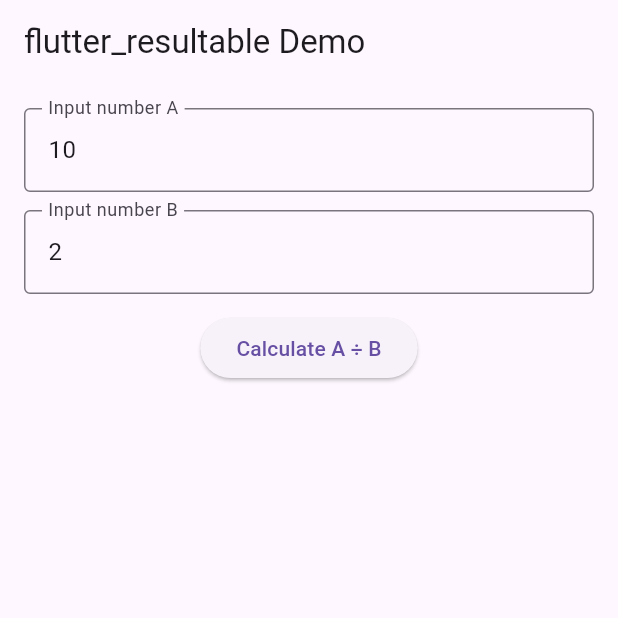
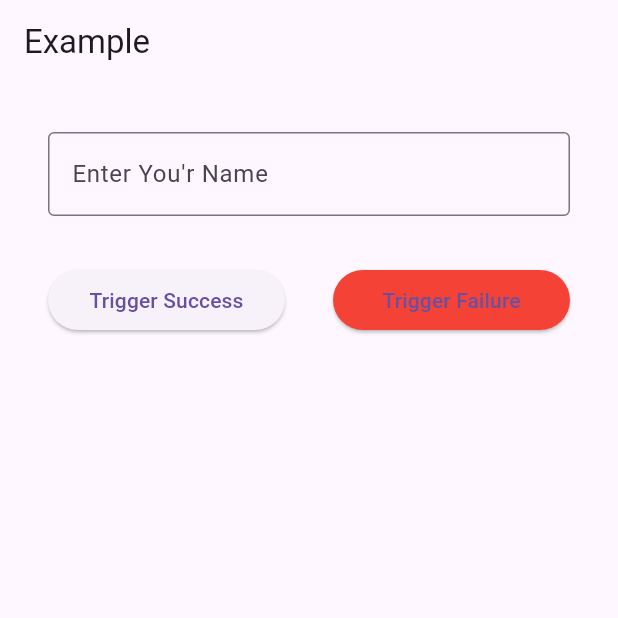
Before and after one commit to ihdatech/flutter_resultable, a Flutter app: the screen it shows after launch, on a phone screen of 412 x 824 dp, the top half of it. Run offline on Flutter 3.47's test engine with Material 3 defaults, Android fonts, the phone set to English and light mode, and no system bars; our stand-ins replace freezed_annotation.

Commit message:
feat(result): add fold extension method for functional-style handling

````diff
--- /dev/null
+++ b/example/bin/example_getters.dart
@@ -0,0 +1,34 @@
+import 'dart:developer';
+
+import 'package:flutter_resultable/flutter_resultable.dart';
+
+Future<Result<String, int>> divideAsync(int a, int b) async {
+  try {
+    await Future.delayed(Duration(seconds: 1)); // simulate async
+
+    if (b == 0) {
+      // Manual check for division by zero
+      return Result.failure("Cannot divide by zero");
+    }
+
+    final result = a ~/ b; // integer division
+    return Result.success(result);
+  } catch (e) {
+    // Catch unexpected errors and wrap as failure
+    return Result.failure("Unexpected error: $e");
+  }
+}
+
+Future<void> main() async {
+  final result = await divideAsync(10, 0);
+
+  if (result.isSuccess) {
+    log("Success! Result is ${result.successOrNull}");
+  } else if (result.isFailure) {
+    log("Failed with error: ${result.failureOrNull}");
+  }
+
+  // Or with fallback default value
+  final value = result.getOrElse((failure) => -1);
+  log("Result or fallback value: $value");
+}
--- a/example/lib/main.dart
+++ b/example/lib/main.dart
@@ -1,116 +1,162 @@
 import 'package:flutter/material.dart';
 import 'package:flutter_resultable/flutter_resultable.dart';
 
-void main() {
-  runApp(const ResultExampleApp());
+/// A simple user entity.
+class User {
+  final String name;
+  User(this.name);
 }
 
-/// A simple Flutter app demonstrating usage of `Result`
-/// from the `flutter_resultable` package.
-class ResultExampleApp extends StatelessWidget {
-  const ResultExampleApp({super.key});
+/// Simulates a repository that fetches a [User] from a remote or local source.
+///
+/// This method returns a [Result] that contains:
+/// - [Result.success] if the operation is successful.
+/// - [Result.failure] if the operation fails (simulated with a flag or empty input).
+class UserRepository {
+  Future<Result<String, User>> fetchUser({
+    required String name,
+    required bool fail,
+  }) async {
+    await Future.delayed(const Duration(milliseconds: 500));
+
+    if (fail) return const Result.failure("This is a triggered failure");
+
+    if (name.isNotEmpty) {
+      return Result.success(User(name));
+    } else {
+      return Result.failure("Input cannot be empty");
+    }
+  }
+}
+
+class MyApp extends StatelessWidget {
+  const MyApp({super.key});
 
   @override
   Widget build(BuildContext context) {
-    return MaterialApp(
-      title: 'flutter_resultable Example',
-      theme: ThemeData(primarySwatch: Colors.blue),
-      home: const ResultDemoScreen(),
+    return const MaterialApp(
+      home: HomePage(),
     );
   }
 }
 
-class ResultDemoScreen extends StatefulWidget {
-  const ResultDemoScreen({super.key});
+/// A UI page that demonstrates how to use [Result] to handle asynchronous
+/// operations that may fail or succeed.
+class HomePage extends StatefulWidget {
+  const HomePage({super.key});
 
   @override
-  State<ResultDemoScreen> createState() => _ResultDemoScreenState();
+  State<HomePage> createState() => _HomePageState();
 }
 
-class _ResultDemoScreenState extends State<ResultDemoScreen> {
-  // Controllers to input two numbers
-  final TextEditingController _controllerA = TextEditingController(text: '10');
-  final TextEditingController _controllerB = TextEditingController(text: '2');
+class _HomePageState extends State<HomePage> {
+  final TextEditingController _nameController = TextEditingController();
+  final UserRepository _repository = UserRepository();
 
-  // Holds the result of the division operation
-  Result<String, int>? _result;
+  /// Holds the current [Result] of the latest user-fetch operation.
+  Result<String, User> _isResult = Failure('Failure: is Empty');
 
-  /// Example function that divides `a` by `b`.
-  /// Returns a `Failure` if `b` is zero,
-  /// otherwise returns a `Success` with the quotient.
-  Result<String, int> divide(int a, int b) {
-    if (b == 0) return Result.failure("Cannot divide by zero");
-    return Result.success(a ~/ b);
-  }
+  /// Displays a message based on the result.
+  String _message = '';
 
-  /// Reads input, performs division, and updates the UI with the result.
-  void _calculate() {
-    final a = int.tryParse(_controllerA.text);
-    final b = int.tryParse(_controllerB.text);
+  /// Shows a loading indicator during fetch.
+  bool _loading = false;
 
-    if (a == null || b == null) {
+  /// Handles the fetch operation using [Result.fold] to determine
+  /// success or failure outcome.
+  ///
+  /// 💡 This is where [flutter_resultable] shines — you avoid nested
+  /// `try-catch` or null checks by using [fold] and [Result] variants.
+  Future<void> _fetchUser({
+    required String name,
+    required bool fail,
+  }) async {
     setState(() {
-        _result = Result.failure("Please enter valid integers");
+      _loading = true;
+      _message = '';
     });
-      return;
-    }
 
-    final result = divide(a, b);
+    final result = await _repository.fetchUser(name: name, fail: fail);
+
+    // Use `fold` to elegantly handle both success and failure branches.
+    result.fold(
+      (failure) => _message = '❌ Failure: $failure',
+      (success) => _message = '✅ Success: Hello, ${success.name}',
+    );
 
     setState(() {
-      _result = result;
+      _isResult = result;
+      _loading = false;
     });
   }
 
   @override
   Widget build(BuildContext context) {
     return Scaffold(
-      appBar: AppBar(title: const Text("flutter_resultable Demo")),
-      body: Padding(
-        padding: const EdgeInsets.all(16),
+      appBar: AppBar(title: const Text('Example')),
+      body: SingleChildScrollView(
+        padding: const EdgeInsets.all(32),
+        child: Stack(
+          children: [
+            Visibility(
+              visible: !_loading,
               child: Column(
                 children: [
-            // Input for number A
+                  // 👤 Input field for the user name
                   TextField(
-              controller: _controllerA,
-              keyboardType: TextInputType.number,
+                    controller: _nameController,
                     decoration: const InputDecoration(
-                labelText: "Input number A",
+                      labelText: "Enter You'r Name",
                       border: OutlineInputBorder(),
                     ),
                   ),
-            const SizedBox(height: 12),
+                  const SizedBox(height: 32),
 
-            // Input for number B
-            TextField(
-              controller: _controllerB,
-              keyboardType: TextInputType.number,
-              decoration: const InputDecoration(
-                labelText: "Input number B",
-                border: OutlineInputBorder(),
+                  // 🎯 Buttons to trigger success or failure
+                  Row(
+                    children: [
+                      Expanded(
+                        child: ElevatedButton(
+                          onPressed: () => _fetchUser(
+                            name: _nameController.text.trim(),
+                            fail: false,
+                          ),
+                          child: const Text('Trigger Success'),
                         ),
                       ),
-            const SizedBox(height: 12),
+                      const SizedBox(width: 32),
+                      Expanded(
+                        child: ElevatedButton(
+                          style: ElevatedButton.styleFrom(
+                            backgroundColor: Colors.red,
+                          ),
+                          onPressed: () => _fetchUser(
+                            name: _nameController.text.trim(),
+                            fail: true,
+                          ),
+                          child: const Text('Trigger Failure'),
+                        ),
+                      ),
+                    ],
+                  ),
+                  const SizedBox(height: 32),
 
-            // Button to perform the division
-            ElevatedButton(
-              onPressed: _calculate,
-              child: const Text("Calculate A ÷ B"),
+                  // 📝 Result message display
+                  Text(
+                    _message,
+                    style: TextStyle(
+                      fontSize: 18,
+                      color: _isResult.isSuccess ? Colors.green : Colors.red,
+                    ),
+                  ),
+                ],
+              ),
             ),
 
-            const SizedBox(height: 24),
-
-            // Display the result based on success or failure
-            if (_result != null)
-              _result!.when(
-                success: (value) => Text(
-                  "Success! Result is $value",
-                  style: const TextStyle(fontSize: 18, color: Colors.green),
-                ),
-                failure: (error) => Text(
-                  "Failure: $error",
-                  style: const TextStyle(fontSize: 18, color: Colors.red),
-                ),
+            // ⏳ Loading spinner when fetching
+            Visibility(
+              visible: _loading,
+              child: const Center(child: CircularProgressIndicator()),
             ),
           ],
         ),
@@ -118,3 +164,7 @@ class _ResultDemoScreenState extends State<ResultDemoScreen> {
     );
   }
 }
+
+void main() {
+  runApp(const MyApp());
+}
--- a/lib/src/extensions.dart
+++ b/lib/src/extensions.dart
@@ -1,31 +1,30 @@
 import 'package:flutter_resultable/src/result.dart';
 
-/// Extension that provides convenient getters and utility methods
-/// for working with [Result] instances.
+/// Extension that provides convenient utility getters and methods
+/// for working with [Result] instances in a more expressive way.
 extension ResultGetters<F, S> on Result<F, S> {
-  /// Returns `true` if this [Result] is a success variant.
+  /// Returns `true` if this [Result] is a [Success] variant.
   bool get isSuccess => this is Success<F, S>;
 
-  /// Returns `true` if this [Result] is a failure variant.
+  /// Returns `true` if this [Result] is a [Failure] variant.
   bool get isFailure => this is Failure<F, S>;
 
   /// Returns the success value if present, otherwise `null`.
   ///
-  /// Useful when you want to safely access the success value
-  /// without handling the failure case.
+  /// Useful for safely accessing the success value
+  /// without needing to handle the failure explicitly.
   S? get successOrNull => whenOrNull(success: (s) => s);
 
   /// Returns the failure value if present, otherwise `null`.
   ///
-  /// Useful when you want to safely access the failure value
-  /// without handling the success case.
+  /// Useful for safely accessing the failure value
+  /// without needing to handle the success explicitly.
   F? get failureOrNull => whenOrNull(failure: (f) => f);
 
-  /// Returns the success value if present, otherwise computes
-  /// a fallback value using the given [fallback] function
-  /// based on the failure value.
+  /// Returns the success value if present, otherwise returns the result
+  /// of calling [fallback] with the failure value.
   ///
-  /// This is useful to provide a default or alternative value
+  /// This is useful for providing a default or fallback value
   /// in case of failure.
   ///
   /// Example:
@@ -34,6 +33,38 @@ extension ResultGetters<F, S> on Result<F, S> {
   /// final value = result.getOrElse((failure) => -1);
   /// ```
   S getOrElse(S Function(F failure) fallback) {
-    return when(success: (s) => s, failure: (f) => fallback(f));
+    return when(
+      success: (s) => s,
+      failure: (f) => fallback(f),
+    );
   }
 }
+
+/// Extension that adds a `fold` method to [Result], allowing functional-style
+/// branching logic for both success and failure outcomes.
+///
+/// This is functionally equivalent to `when`, but more concise and
+/// commonly used in functional programming styles.
+///
+/// Example:
+/// ```dart
+/// result.fold(
+///   (failure) => print("Failure: $failure"),
+///   (success) => print("Success: $success"),
+/// );
+/// ```
+extension ResultFoldExtension<F, S> on Result<F, S> {
+  /// Applies one of the provided functions based on the [Result] type.
+  ///
+  /// - If the result is a [Failure], executes [onFailure] with the failure value.
+  /// - If the result is a [Success], executes [onSuccess] with the success value.
+  T fold<T>(
+    T Function(F failure) onFailure,
+    T Function(S success) onSuccess,
+  ) {
+    return when(
+      failure: onFailure,
+      success: onSuccess,
+    );
+  }
+}
````
Also changed, not shown: analysis_options.yaml (deleted, +0 -24 lines), example/bin/example_fold.dart (added, +48 -0 lines), example/bin/example_when.dart (added, +48 -0 lines), example/bin/main.dart (deleted, +0 -18 lines), lib/src/result.dart (+29 -9 lines), pubspec.yaml (+3 -11 lines), example/pubspec.lock, 9 other files. Lines whose indentation alone changed are shown as unchanged.
